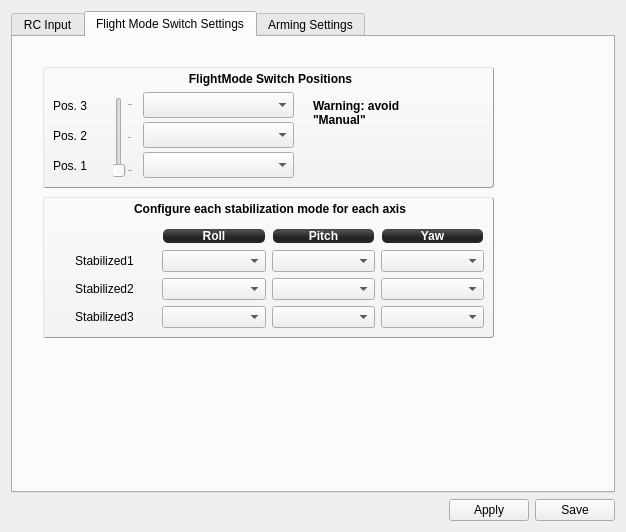
Before: the Qt Designer form ground/openpilotgcs/src/plugins/config/input.ui in openpilot/OpenPilot, drawn with Qt 5.
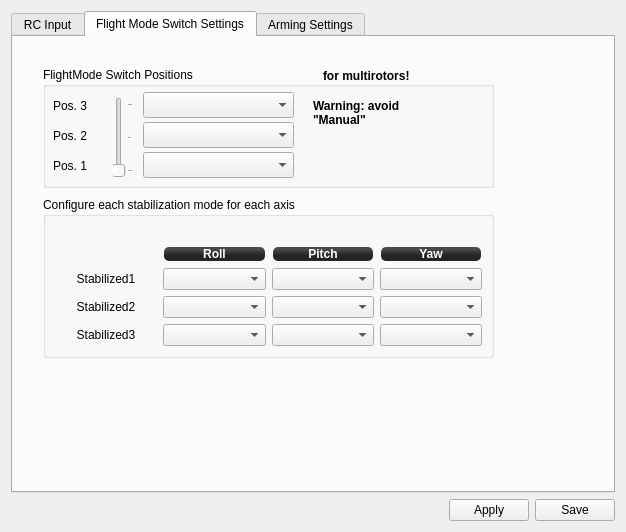
After: the same form once the commit is applied. The open tabs and pages were chosen to show the change. Icons and pictures are not drawn.

Commit message: Remove stylesheet on subpanel of input.ui as it doesn't look consistent across platforms.

```diff
--- a/ground/openpilotgcs/src/plugins/config/input.ui
+++ b/ground/openpilotgcs/src/plugins/config/input.ui
@@ -16,23 +16,6 @@
   <layout class="QVBoxLayout" name="verticalLayout">
    <item>
     <widget class="QTabWidget" name="tabWidget">
-     <property name="styleSheet">
-      <string notr="true">#groupBox_2,#groupBox{
-background-color: qlineargradient(spread:pad, x1:0.507, y1:0.869318, x2:0.507, y2:0.0965909, stop:0 rgba(243, 243, 243, 255), stop:1 rgba(250, 250, 250, 255));
-border: 1px outset #999;
-border-radius: 3;
-font:bold;
-}
-
-QGroupBox::title {
-     subcontrol-origin: margin;
-     subcontrol-position: top center; /* position at the top center */
-     padding: 0 3px;
-     background-color: qlineargradient(x1: 0, y1: 0, x2: 0, y2: 1,
-                                       stop: 0 #FFOECE, stop: 1 #FFFFFF);
-	top: 5px;
- }</string>
-     </property>
      <property name="currentIndex">
       <number>0</number>
      </property>
@@ -246,7 +229,7 @@
          <x>30</x>
          <y>160</y>
          <width>451</width>
-         <height>141</height>
+         <height>161</height>
         </rect>
        </property>
        <property name="styleSheet">
@@ -442,9 +425,6 @@
          <height>121</height>
         </rect>
        </property>
-       <property name="styleSheet">
-        <string notr="true"/>
-       </property>
        <property name="title">
         <string>FlightMode Switch Positions</string>
        </property>
```
